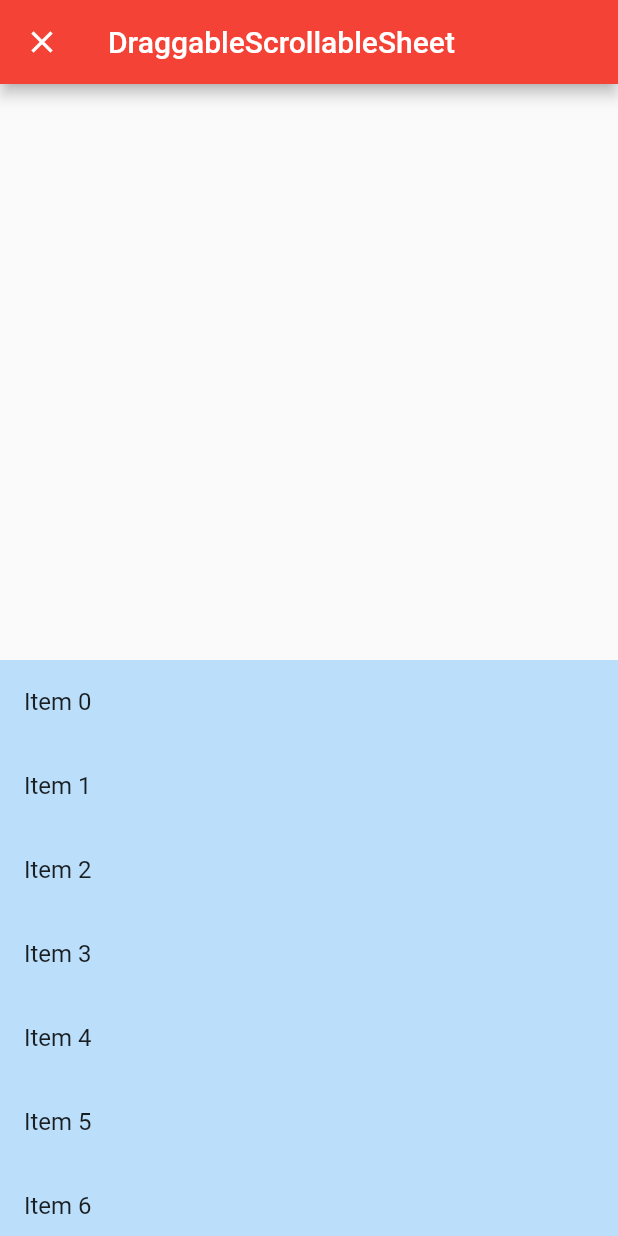
After one commit to popy1017/flutter_webview_samples, a Flutter app: the screen it shows after launch, after a tap on "DraggableScrollableSheet sample", on a phone screen of 412 x 824 dp. The commit adds this screen. Run offline on Flutter 3.47's test engine with Material 2 defaults, Android fonts, the phone set to English and light mode, and no system bars; our stand-ins replace webview_flutter; missing offline and left inert: flutter_inappwebview, flutter_webview_plugin, webview_flutter_plus.

Commit message:
サンプルを追加

```diff
--- /dev/null
+++ b/lib/draggable_scrollable_sheet_sample.dart
@@ -0,0 +1,28 @@
+import 'package:flutter/material.dart';
+
+class DraggableScrollableSheetSample extends StatelessWidget {
+  @override
+  Widget build(BuildContext context) {
+    return Scaffold(
+      appBar: AppBar(
+        title: const Text('DraggableScrollableSheet'),
+      ),
+      body: SizedBox.expand(
+        child: DraggableScrollableSheet(
+          builder: (BuildContext context, ScrollController scrollController) {
+            return Container(
+              color: Colors.blue[100],
+              child: ListView.builder(
+                controller: scrollController,
+                itemCount: 25,
+                itemBuilder: (BuildContext context, int index) {
+                  return ListTile(title: Text('Item $index'));
+                },
+              ),
+            );
+          },
+        ),
+      ),
+    );
+  }
+}
--- a/lib/main.dart
+++ b/lib/main.dart
@@ -1,4 +1,5 @@
 import 'package:flutter/material.dart';
+import 'package:webview_samples/draggable_scrollable_sheet_sample.dart';
 import 'package:webview_samples/flutter_inappwebview_sample.dart';
 import 'package:webview_samples/flutter_webview_plugin_sample.dart';
 import 'package:webview_samples/webview_flutter_plus_sample.dart';
@@ -61,6 +62,11 @@ class Home extends StatelessWidget {
             'flutter_inappwebview sample',
             FlutterInappwebviewSample(),
           ),
+          _buildListTile(
+            context,
+            'DraggableScrollableSheet sample',
+            DraggableScrollableSheetSample(),
+          ),
         ],
       ),
     );
@@ -75,6 +81,12 @@ class Home extends StatelessWidget {
   }
 
   void _moveTo(BuildContext context, Widget widget) {
-    Navigator.push(context, MaterialPageRoute(builder: (_) => widget));
+    Navigator.push(
+      context,
+      MaterialPageRoute(
+        builder: (_) => widget,
+        fullscreenDialog: true,
+      ),
+    );
   }
 }
```
